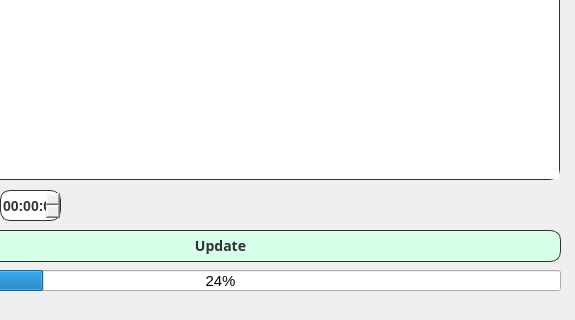
Qt form dialog.ui (Kron610/IdentificationJProcesses2.0) before a commit; both pictures show x 130 to 705 and y 280 to 600 of the 800 by 600 pixel window.
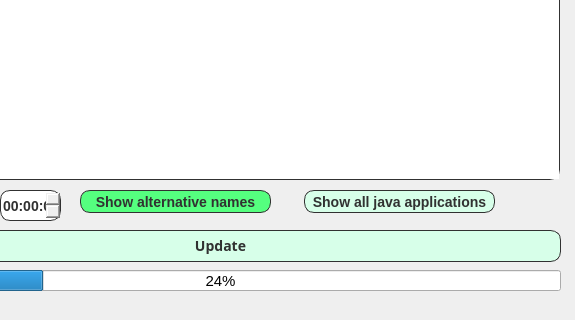
The same form after that commit.

```diff
--- a/dialog.ui
+++ b/dialog.ui
@@ -157,6 +157,52 @@
     <bool>true</bool>
    </property>
   </widget>
+  <widget class="QPushButton" name="pushButton">
+   <property name="geometry">
+    <rect>
+     <x>210</x>
+     <y>470</y>
+     <width>191</width>
+     <height>23</height>
+    </rect>
+   </property>
+   <property name="styleSheet">
+    <string notr="true">border-radius: 10px;
+background-color:rgb(85, 255, 127);
+border: 1px solid rgb(222, 222, 222);
+height: 30px;
+font-size: 14px;
+font-weight: 600;
+color: rgb(49, 49, 49);
+border-color:rgb(49, 49, 49);</string>
+   </property>
+   <property name="text">
+    <string>Show alternative names</string>
+   </property>
+  </widget>
+  <widget class="QPushButton" name="pushButton_2">
+   <property name="geometry">
+    <rect>
+     <x>434</x>
+     <y>470</y>
+     <width>191</width>
+     <height>23</height>
+    </rect>
+   </property>
+   <property name="styleSheet">
+    <string notr="true">border-radius: 10px;
+background-color: rgb(215, 255, 233);
+border: 1px solid rgb(222, 222, 222);
+height: 30px;
+font-size: 14px;
+font-weight: 600;
+color: rgb(49, 49, 49);
+border-color:rgb(49, 49, 49);</string>
+   </property>
+   <property name="text">
+    <string>Show all java applications</string>
+   </property>
+  </widget>
  </widget>
  <resources/>
  <connections/>
```
Left out of the diff: 2 changed lines with no effect on the pictures.
